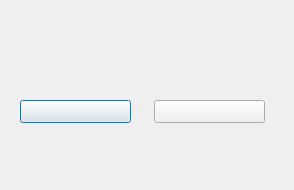
Before: the Qt Designer form dialog.ui in VasTsar/PyQt, drawn with Qt 5.
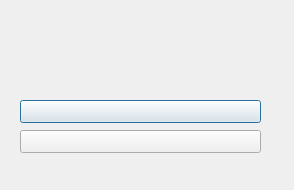
After: the same form once the commit is applied.

Commit message: почти готово

```diff
--- a/dialog.ui
+++ b/dialog.ui
@@ -18,7 +18,7 @@
     <rect>
      <x>20</x>
      <y>100</y>
-     <width>111</width>
+     <width>241</width>
      <height>23</height>
     </rect>
    </property>
@@ -29,9 +29,9 @@
   <widget class="QPushButton" name="push_button_2">
    <property name="geometry">
     <rect>
-     <x>154</x>
-     <y>100</y>
-     <width>111</width>
+     <x>20</x>
+     <y>130</y>
+     <width>241</width>
      <height>23</height>
     </rect>
    </property>
@@ -42,10 +42,10 @@
   <widget class="QLabel" name="label">
    <property name="geometry">
     <rect>
-     <x>120</x>
+     <x>20</x>
      <y>70</y>
-     <width>47</width>
-     <height>13</height>
+     <width>231</width>
+     <height>20</height>
     </rect>
    </property>
    <property name="text">
```
The commit also changes 2 other files.
